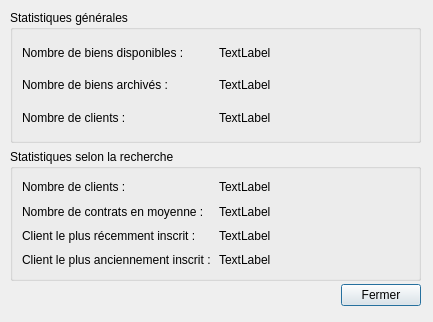
Old version of the form BestResidence/stats_clients.ui in the repository jordanlang/BestResidence.
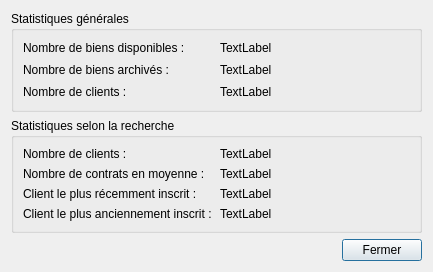
New version of the form.

Commit message: ajout fiche client + responsive designe pour tous les forms

Patch:
```diff
--- a/BestResidence/stats_clients.ui
+++ b/BestResidence/stats_clients.ui
@@ -7,53 +7,14 @@
     <x>0</x>
     <y>0</y>
     <width>433</width>
-    <height>322</height>
+    <height>272</height>
    </rect>
   </property>
   <property name="windowTitle">
    <string>Statistiques clients</string>
   </property>
-  <widget class="QWidget" name="">
-   <property name="geometry">
-    <rect>
-     <x>10</x>
-     <y>280</y>
-     <width>411</width>
-     <height>31</height>
-    </rect>
-   </property>
-   <layout class="QHBoxLayout" name="horizontalLayout">
-    <item>
-     <spacer name="horizontalSpacer">
-      <property name="orientation">
-       <enum>Qt::Horizontal</enum>
-      </property>
-      <property name="sizeHint" stdset="0">
-       <size>
-        <width>40</width>
-        <height>20</height>
-       </size>
-      </property>
-     </spacer>
-    </item>
-    <item>
-     <widget class="QPushButton" name="btn_fermer">
-      <property name="text">
-       <string>Fermer</string>
-      </property>
-     </widget>
-    </item>
-   </layout>
-  </widget>
-  <widget class="QWidget" name="">
-   <property name="geometry">
-    <rect>
-     <x>10</x>
-     <y>10</y>
-     <width>411</width>
-     <height>271</height>
-    </rect>
-   </property>
+  <layout class="QGridLayout" name="gridLayout_4">
+   <item row="0" column="0">
    <layout class="QGridLayout" name="gridLayout_3">
     <item row="1" column="0">
      <widget class="QGroupBox" name="">
@@ -172,7 +133,32 @@
      </widget>
     </item>
    </layout>
-  </widget>
+   </item>
+   <item row="1" column="0">
+    <layout class="QHBoxLayout" name="horizontalLayout">
+     <item>
+      <spacer name="horizontalSpacer">
+       <property name="orientation">
+        <enum>Qt::Horizontal</enum>
+       </property>
+       <property name="sizeHint" stdset="0">
+        <size>
+         <width>40</width>
+         <height>20</height>
+        </size>
+       </property>
+      </spacer>
+     </item>
+     <item>
+      <widget class="QPushButton" name="btn_fermer">
+       <property name="text">
+        <string>Fermer</string>
+       </property>
+      </widget>
+     </item>
+    </layout>
+   </item>
+  </layout>
  </widget>
  <resources/>
  <connections/>
```
Lines whose indentation alone changed are shown as unchanged. The commit also changes 14 other files.
